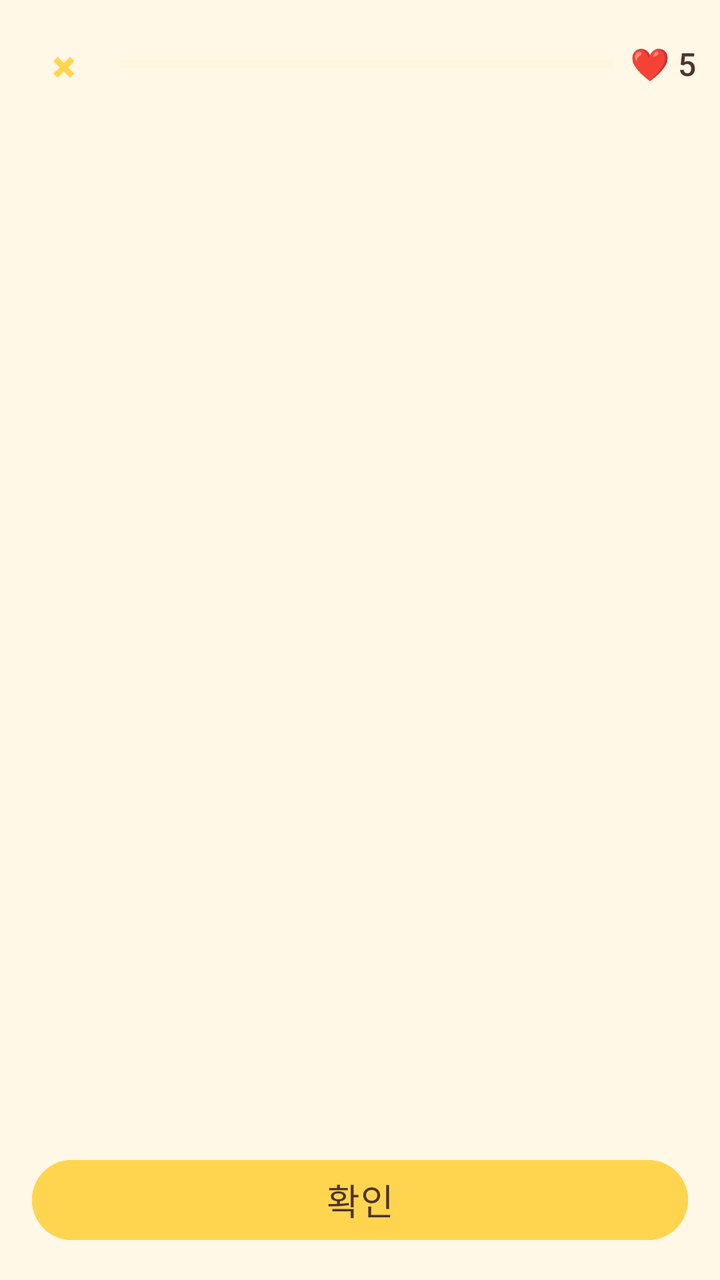
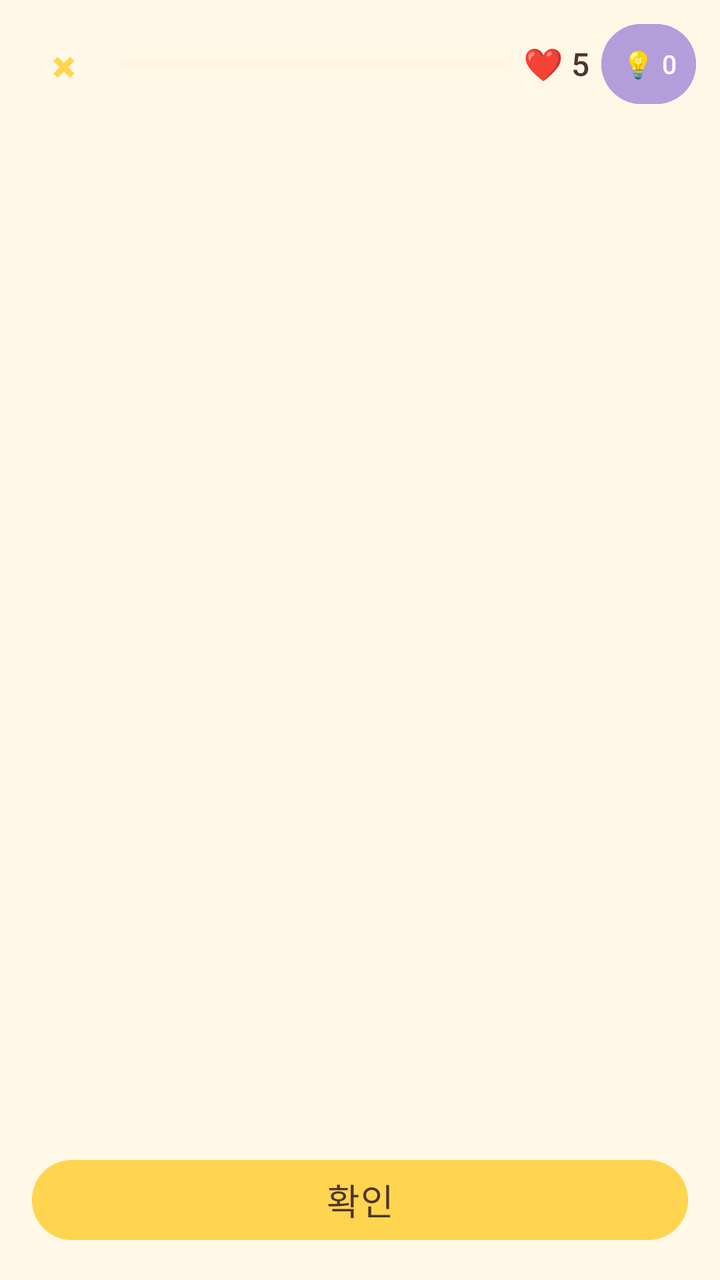

Compare the two renders of this Android layout. The source of the first and the diff that turns it into the second are given below.
<!-- AndroidManifest.xml: application theme Theme.Piyak -->
<!-- res/layout/activity_lesson.xml -->
<?xml version="1.0" encoding="utf-8"?>
<FrameLayout xmlns:android="http://schemas.android.com/apk/res/android"
    android:layout_width="match_parent" android:layout_height="match_parent">

    <LinearLayout
        android:layout_width="match_parent" android:layout_height="match_parent"
        android:orientation="vertical">

        
        <LinearLayout
            android:layout_width="match_parent" android:layout_height="wrap_content"
            android:orientation="horizontal" android:gravity="center_vertical"
            android:paddingHorizontal="12dp" android:paddingTop="8dp">
            <Button android:id="@+id/btnClose" style="?attr/materialIconButtonStyle"
                android:layout_width="wrap_content" android:layout_height="wrap_content" android:text="✖" />
            <ProgressBar android:id="@+id/progressBar" style="?android:attr/progressBarStyleHorizontal"
                android:layout_width="0dp" android:layout_height="14dp" android:layout_weight="1"
                android:layout_marginHorizontal="8dp" android:max="100"
                android:progressTint="@color/green_ok" android:progressBackgroundTint="@color/cream_dark" />
            <TextView android:id="@+id/txtHearts" android:layout_width="wrap_content" android:layout_height="wrap_content"
                android:textSize="16sp" android:text="❤️ 5" />
        </LinearLayout>

        
        <ScrollView android:layout_width="match_parent" android:layout_height="0dp" android:layout_weight="1"
            android:fillViewport="true">
            <FrameLayout android:id="@+id/questionBox"
                android:layout_width="match_parent" android:layout_height="wrap_content"
                android:padding="16dp" />
        </ScrollView>

        
        <Button android:id="@+id/btnCheck"
            android:layout_width="match_parent" android:layout_height="wrap_content"
            android:layout_margin="16dp" android:text="확인" android:textSize="18sp"
            android:backgroundTint="@color/chick_yellow" android:textColor="@color/brown_text" />
    </LinearLayout>

    
    <LinearLayout android:id="@+id/feedbackPanel"
        android:layout_width="match_parent" android:layout_height="wrap_content"
        android:layout_gravity="bottom" android:orientation="vertical"
        android:padding="20dp" android:visibility="gone"
        android:background="@drawable/bg_feedback_ok">
        <LinearLayout android:layout_width="match_parent" android:layout_height="wrap_content"
            android:orientation="horizontal" android:gravity="center_vertical">
            <ImageView android:id="@+id/imgFeedback" android:layout_width="56dp" android:layout_height="56dp"
                android:src="@drawable/chick_happy" android:contentDescription="삐약이" />
            <TextView android:id="@+id/txtFeedback" android:layout_width="0dp" android:layout_height="wrap_content"
                android:layout_weight="1" android:layout_marginStart="10dp"
                android:textSize="18sp" android:textStyle="bold" android:text="삐약! 정답이에요!" />
        </LinearLayout>
        <TextView android:id="@+id/txtExplain" android:layout_width="match_parent" android:layout_height="wrap_content"
            android:layout_marginTop="6dp" android:textSize="14sp" android:visibility="gone"
            android:maxLines="11" android:scrollbars="vertical" android:lineSpacingMultiplier="1.15" />
        <Button android:id="@+id/btnContinue"
            android:layout_width="match_parent" android:layout_height="wrap_content"
            android:layout_marginTop="10dp" android:text="계속하기" android:textSize="17sp"
            android:backgroundTint="@color/green_ok" android:textColor="@color/white" />
    </LinearLayout>

    
    <LinearLayout android:id="@+id/resultPanel"
        android:layout_width="match_parent" android:layout_height="match_parent"
        android:orientation="vertical" android:gravity="center"
        android:background="@color/cream" android:visibility="gone" android:padding="24dp">
        <ImageView android:id="@+id/imgResult" android:layout_width="150dp" android:layout_height="150dp"
            android:src="@drawable/chick_happy" android:contentDescription="삐약이" />
        <TextView android:id="@+id/txtResultTitle" android:layout_width="wrap_content" android:layout_height="wrap_content"
            android:layout_marginTop="16dp" android:textSize="26sp" android:textStyle="bold" android:text="레슨 완료!" />
        <TextView android:id="@+id/txtResultStats" android:layout_width="wrap_content" android:layout_height="wrap_content"
            android:layout_marginTop="10dp" android:textSize="17sp" android:gravity="center" android:text="" />
        <Button android:id="@+id/btnDone"
            android:layout_width="match_parent" android:layout_height="wrap_content"
            android:layout_marginTop="28dp" android:text="완료" android:textSize="18sp"
            android:backgroundTint="@color/chick_yellow" android:textColor="@color/brown_text" />
    </LinearLayout>
</FrameLayout>
<!-- resources referenced by this layout -->
<resources>
  <color name="brown_text">#4E342E</color>
  <color name="chick_yellow">#FFD54F</color>
  <color name="cream">#FFF8E7</color>
  <color name="cream_dark">#FFF0CC</color>
  <color name="green_ok">#66BB6A</color>
  <color name="white">#FFFFFF</color>
  <!-- drawable bg_feedback_ok (drawable) -->
  <?xml version="1.0" encoding="utf-8"?>
  <shape xmlns:android="http://schemas.android.com/apk/res/android" android:shape="rectangle">
      <solid android:color="@color/green_bg"/>
      <corners android:topLeftRadius="24dp" android:topRightRadius="24dp"/>
  </shape>
  <!-- drawable chick_happy (drawable) -->
  <?xml version="1.0" encoding="utf-8"?>
  <vector xmlns:android="http://schemas.android.com/apk/res/android"
      android:width="120dp" android:height="120dp"
      android:viewportWidth="200" android:viewportHeight="200">
      <path android:pathData="M30,110 a70,70 0 1,0 140,0 a70,70 0 1,0 -140,0" android:fillColor="#FFD54F"/>
      <path android:pathData="M100,42 q-8,-16 2,-22 q0,12 8,10 q10,-6 12,2 q-10,2 -10,10"
          android:strokeColor="#FFB300" android:strokeWidth="5" android:strokeLineCap="round" android:fillColor="#00000000"/>
      
      <path android:pathData="M22,100 a13,22 0 1,0 26,0 a13,22 0 1,0 -26,0" android:fillColor="#FFC93A"/>
      <path android:pathData="M152,100 a13,22 0 1,0 26,0 a13,22 0 1,0 -26,0" android:fillColor="#FFC93A"/>
      
      <path android:pathData="M65,96 q10,-13 20,0" android:strokeColor="#4E342E" android:strokeWidth="6"
          android:strokeLineCap="round" android:fillColor="#00000000"/>
      <path android:pathData="M115,96 q10,-13 20,0" android:strokeColor="#4E342E" android:strokeWidth="6"
          android:strokeLineCap="round" android:fillColor="#00000000"/>
      <path android:pathData="M100,106 L113,116 L100,127 L87,116 Z" android:fillColor="#FF8A50"/>
      <path android:pathData="M50,116 a9,7 0 1,0 18,0 a9,7 0 1,0 -18,0" android:fillColor="#B3FFAB91"/>
      <path android:pathData="M132,116 a9,7 0 1,0 18,0 a9,7 0 1,0 -18,0" android:fillColor="#B3FFAB91"/>
      <path android:pathData="M84,179 l-7,11 M84,179 l0,12 M84,179 l7,11 M116,179 l-7,11 M116,179 l0,12 M116,179 l7,11"
          android:strokeColor="#FF8A50" android:strokeWidth="5" android:strokeLineCap="round"/>
  </vector>
  <style name="Theme.Piyak" parent="Theme.Material3.Light.NoActionBar">
          <item name="colorPrimary">@color/chick_yellow</item>
          <item name="colorOnPrimary">@color/brown_text</item>
          <item name="colorPrimaryContainer">@color/cream_dark</item>
          <item name="colorOnPrimaryContainer">@color/brown_text</item>
          <item name="colorSecondary">@color/coral</item>
          <item name="colorOnSecondary">@color/white</item>
          <item name="android:windowBackground">@color/cream</item>
          <item name="android:statusBarColor">@color/cream</item>
          <item name="android:windowLightStatusBar">true</item>
          <item name="android:navigationBarColor">@color/cream</item>
          <item name="android:textColor">@color/brown_text</item>
          <item name="android:fontFamily">sans-serif-medium</item>
      </style>
  <color name="green_bg">#E8F5E9</color>
  <color name="coral">#FF8A80</color>
</resources>

<!-- the commit's change to res/layout/activity_lesson.xml (unified diff, before → after) -->
@@ -19,6 +19,10 @@
                 android:progressTint="@color/green_ok" android:progressBackgroundTint="@color/cream_dark" />
             <TextView android:id="@+id/txtHearts" android:layout_width="wrap_content" android:layout_height="wrap_content"
                 android:textSize="16sp" android:text="❤️ 5" />
+            <Button android:id="@+id/btnHint" android:layout_width="wrap_content" android:layout_height="wrap_content"
+                android:layout_marginStart="6dp" android:minWidth="0dp" android:paddingHorizontal="10dp"
+                android:text="💡 0" android:textSize="13sp"
+                android:backgroundTint="@color/lavender" android:textColor="@color/white" />
         </LinearLayout>
 
         
<!-- resource entries referenced after the edit -->
@@ -5,6 +5,7 @@
   <color name="cream">#FFF8E7</color>
   <color name="cream_dark">#FFF0CC</color>
   <color name="green_ok">#66BB6A</color>
+  <color name="lavender">#B39DDB</color>
   <color name="white">#FFFFFF</color>
   <!-- drawable bg_feedback_ok (drawable) -->
   <?xml version="1.0" encoding="utf-8"?>
